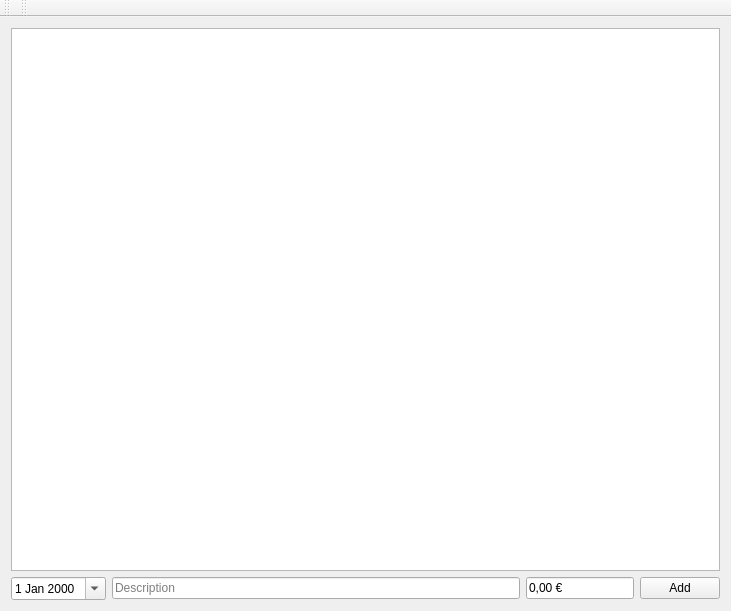
Before: the Qt Designer form mainwindow.ui in SomethingElese18878/myMoneyJournal, drawn with Qt 5.
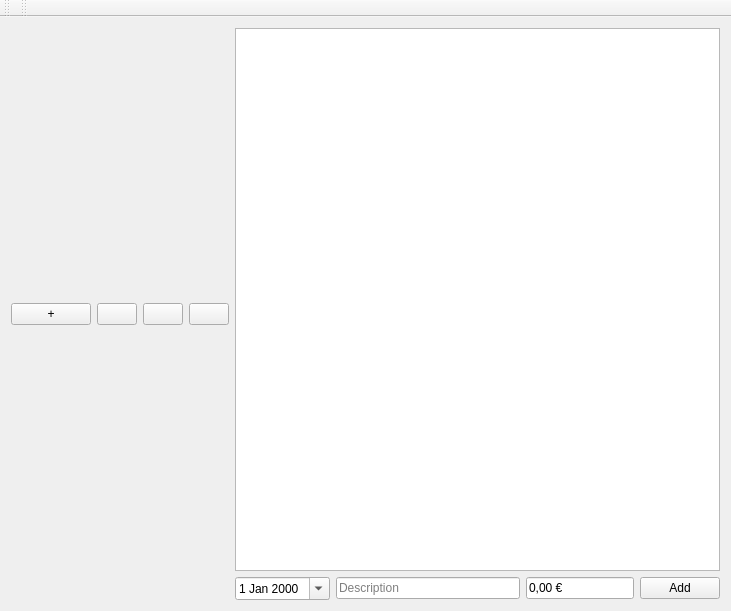
After: the same form once the commit is applied.

Commit message: commited, first draft of userMgmt in gui

Patch:
```diff
--- a/mainwindow.ui
+++ b/mainwindow.ui
@@ -16,6 +16,77 @@
   <widget class="QWidget" name="centralWidget">
    <layout class="QHBoxLayout" name="horizontalLayout_2">
     <item>
+     <layout class="QHBoxLayout" name="hLay_topLevel">
+      <item>
+       <layout class="QVBoxLayout" name="vLay_sidebar">
+        <item>
+         <layout class="QHBoxLayout" name="hLay_userMgmt" stretch="0,0,0,0">
+          <property name="spacing">
+           <number>6</number>
+          </property>
+          <property name="sizeConstraint">
+           <enum>QLayout::SetDefaultConstraint</enum>
+          </property>
+          <property name="topMargin">
+           <number>0</number>
+          </property>
+          <item>
+           <widget class="QPushButton" name="pushButton">
+            <property name="minimumSize">
+             <size>
+              <width>20</width>
+              <height>0</height>
+             </size>
+            </property>
+            <property name="text">
+             <string>+</string>
+            </property>
+           </widget>
+          </item>
+          <item>
+           <widget class="QPushButton" name="pushButton_2">
+            <property name="minimumSize">
+             <size>
+              <width>20</width>
+              <height>0</height>
+             </size>
+            </property>
+            <property name="text">
+             <string/>
+            </property>
+           </widget>
+          </item>
+          <item>
+           <widget class="QPushButton" name="pushButton_3">
+            <property name="minimumSize">
+             <size>
+              <width>20</width>
+              <height>0</height>
+             </size>
+            </property>
+            <property name="text">
+             <string/>
+            </property>
+           </widget>
+          </item>
+          <item>
+           <widget class="QPushButton" name="pushButton_4">
+            <property name="minimumSize">
+             <size>
+              <width>20</width>
+              <height>0</height>
+             </size>
+            </property>
+            <property name="text">
+             <string/>
+            </property>
+           </widget>
+          </item>
+         </layout>
+        </item>
+       </layout>
+      </item>
+      <item>
      <layout class="QVBoxLayout" name="vLay_booking">
       <item>
        <widget class="QTableWidget" name="tableWidgetBooking"/>
@@ -64,6 +135,8 @@
      </layout>
     </item>
    </layout>
+    </item>
+   </layout>
    <zorder>addList</zorder>
    <zorder>dateEdit</zorder>
    <zorder>lineEditPrice</zorder>
```
Left out of the diff: 2 changed lines with no effect on the pictures. Lines whose indentation alone changed are shown as unchanged. The commit also changes 1 other file.
